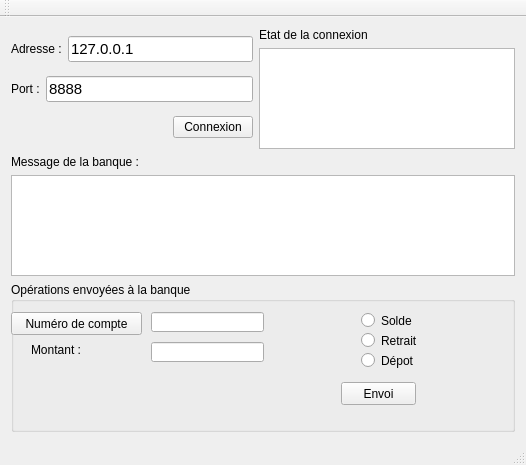
TheoMichaud/Apprendre_QT, file 12_banque_Client_Serveur/ClientBanque/clientbanquewindow.ui: the form before one commit.
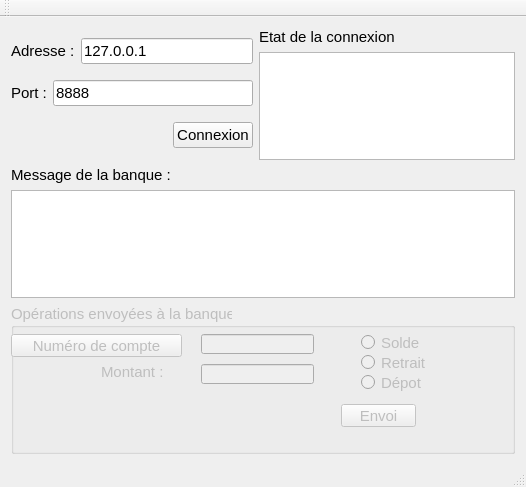
The form after the commit.

The edit to the form file:
```diff
--- a/12_banque_Client_Serveur/ClientBanque/clientbanquewindow.ui
+++ b/12_banque_Client_Serveur/ClientBanque/clientbanquewindow.ui
@@ -7,7 +7,7 @@
     <x>0</x>
     <y>0</y>
     <width>526</width>
-    <height>465</height>
+    <height>487</height>
    </rect>
   </property>
   <property name="windowTitle">
@@ -23,6 +23,11 @@
          <layout class="QHBoxLayout" name="horizontalLayout">
           <item>
            <widget class="QLabel" name="label_2">
+            <property name="font">
+             <font>
+              <pointsize>11</pointsize>
+             </font>
+            </property>
             <property name="text">
              <string>Adresse :</string>
             </property>
@@ -46,6 +51,11 @@
          <layout class="QHBoxLayout" name="horizontalLayout_2">
           <item>
            <widget class="QLabel" name="label_3">
+            <property name="font">
+             <font>
+              <pointsize>11</pointsize>
+             </font>
+            </property>
             <property name="text">
              <string>Port :</string>
             </property>
@@ -82,6 +92,11 @@
           </item>
           <item>
            <widget class="QPushButton" name="pushButtonConnexion">
+            <property name="font">
+             <font>
+              <pointsize>11</pointsize>
+             </font>
+            </property>
             <property name="text">
              <string>Connexion</string>
             </property>
@@ -95,6 +110,11 @@
        <layout class="QVBoxLayout" name="verticalLayout_2">
         <item>
          <widget class="QLabel" name="label_5">
+          <property name="font">
+           <font>
+            <pointsize>11</pointsize>
+           </font>
+          </property>
           <property name="text">
            <string>Etat de la connexion</string>
           </property>
@@ -111,6 +131,11 @@
      <layout class="QVBoxLayout" name="verticalLayout_3">
       <item>
        <widget class="QLabel" name="label_4">
+        <property name="font">
+         <font>
+          <pointsize>11</pointsize>
+         </font>
+        </property>
         <property name="text">
          <string>Message de la banque :</string>
         </property>
@@ -123,12 +148,20 @@
     </item>
     <item>
      <widget class="QGroupBox" name="groupBox">
+      <property name="enabled">
+       <bool>false</bool>
+      </property>
       <property name="minimumSize">
        <size>
         <width>0</width>
         <height>150</height>
        </size>
       </property>
+      <property name="font">
+       <font>
+        <pointsize>11</pointsize>
+       </font>
+      </property>
       <property name="title">
        <string>Opérations envoyées à la banque</string>
       </property>
@@ -137,7 +170,7 @@
         <rect>
          <x>0</x>
          <y>30</y>
-         <width>131</width>
+         <width>171</width>
          <height>23</height>
         </rect>
        </property>
@@ -148,7 +181,7 @@
       <widget class="QLineEdit" name="lineEditNumero">
        <property name="geometry">
         <rect>
-         <x>140</x>
+         <x>190</x>
          <y>30</y>
          <width>113</width>
          <height>20</height>
@@ -158,9 +191,9 @@
       <widget class="QLabel" name="label">
        <property name="geometry">
         <rect>
-         <x>20</x>
+         <x>90</x>
          <y>60</y>
-         <width>51</width>
+         <width>81</width>
          <height>16</height>
         </rect>
        </property>
@@ -171,7 +204,7 @@
       <widget class="QLineEdit" name="lineEditMontant">
        <property name="geometry">
         <rect>
-         <x>140</x>
+         <x>190</x>
          <y>60</y>
          <width>113</width>
          <height>20</height>
```
Left out of the diff: 2 changed lines with no effect on the pictures.
